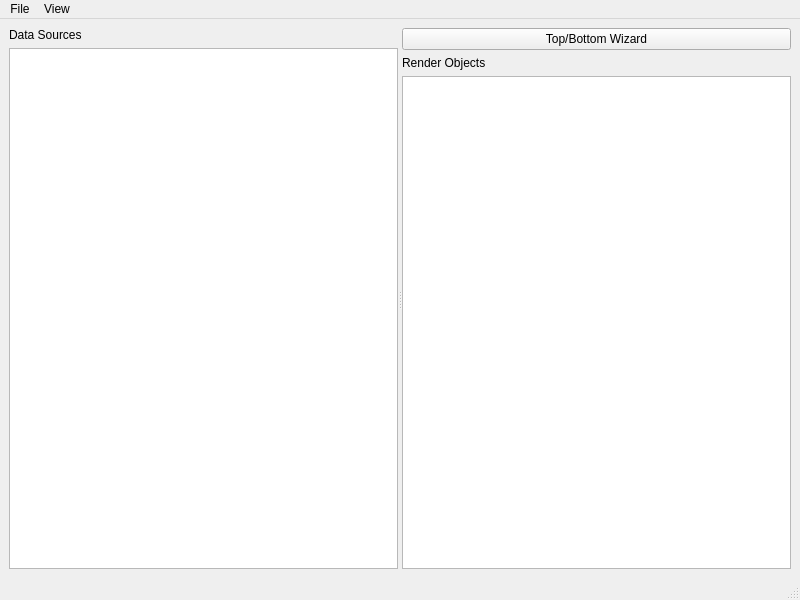
Old version of the form apps/ui/projectwindow.ui in the repository hankedan000/gopro-overlay.
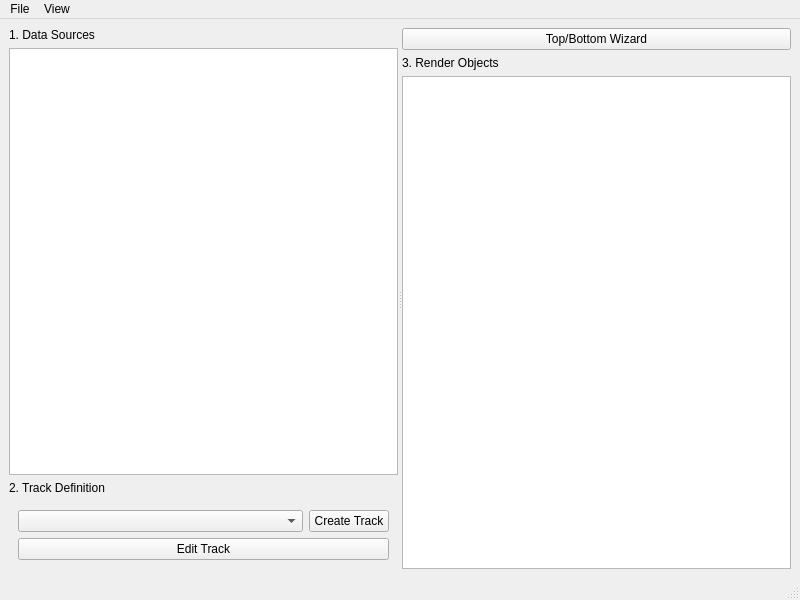
New version of the form.

Commit message: Adds track definition pane

```diff
--- a/apps/ui/projectwindow.ui
+++ b/apps/ui/projectwindow.ui
@@ -25,13 +25,47 @@
         <item>
          <widget class="QLabel" name="label">
           <property name="text">
-           <string>Data Sources</string>
+           <string>1. Data Sources</string>
           </property>
          </widget>
         </item>
         <item>
          <widget class="QTableView" name="tableDataSources"/>
         </item>
+        <item>
+         <widget class="QLabel" name="label_3">
+          <property name="text">
+           <string>2. Track Definition</string>
+          </property>
+         </widget>
+        </item>
+        <item>
+         <widget class="QWidget" name="widget" native="true">
+          <layout class="QVBoxLayout" name="verticalLayout_4">
+           <item>
+            <layout class="QHBoxLayout" name="horizontalLayout" stretch="1,0">
+             <item>
+              <widget class="QComboBox" name="newTrackSourceCombo"/>
+             </item>
+             <item>
+              <widget class="QPushButton" name="newTrackButton">
+               <property name="text">
+                <string>Create Track</string>
+               </property>
+              </widget>
+             </item>
+            </layout>
+           </item>
+           <item>
+            <widget class="QPushButton" name="editTrackButton">
+             <property name="text">
+              <string>Edit Track</string>
+             </property>
+            </widget>
+           </item>
+          </layout>
+         </widget>
+        </item>
        </layout>
       </widget>
       <widget class="QWidget" name="verticalLayoutWidget_2">
@@ -46,7 +80,7 @@
         <item>
          <widget class="QLabel" name="label_2">
           <property name="text">
-           <string>Render Objects</string>
+           <string>3. Render Objects</string>
           </property>
          </widget>
         </item>
```
The commit also changes 3 other files.
